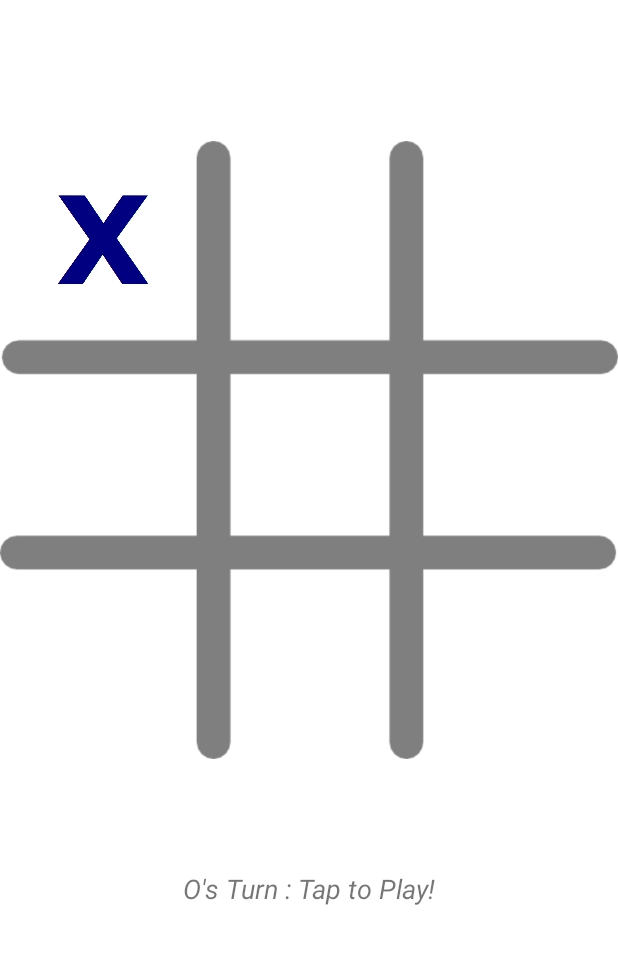
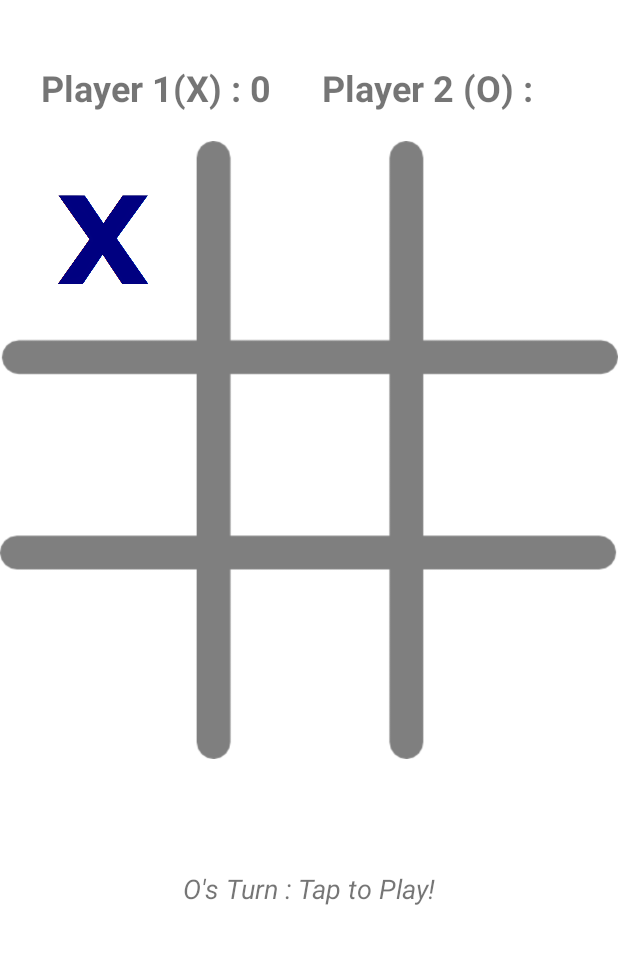
Before and after one commit to aryan-sri/Tic-Tac-Toe, an Android app: the screen it shows after launch (MainActivity), after a tap on an icon or button, on a phone screen of 412 x 824 dp, the part 202-1166 px from its top. Run offline under Robolectric (Android 15) with nearby library versions, the phone set to English and light mode, and no system bars; Roboto replaces fonts that are not available here.

Commit message:
Added working score indicator for both players.

```diff
--- a/app/src/main/java/com/example/tic_tac_toe/MainActivity.java
+++ b/app/src/main/java/com/example/tic_tac_toe/MainActivity.java
@@ -10,8 +10,8 @@ import android.widget.Toast;
 
 public class MainActivity extends AppCompatActivity {
 
-//    int x=0;
-//    int o = 0;
+    private int x=0;
+    private int o = 0;
     TextView player1;
     TextView player2;
     Boolean gameActive = true;
@@ -40,6 +40,7 @@ public class MainActivity extends AppCompatActivity {
                status = findViewById(R.id.status);
                 status.setText("O's Turn : Tap to Play!");
 
+
             }
             else
             {
@@ -53,8 +54,7 @@ public class MainActivity extends AppCompatActivity {
 
         for(int[] winPosition: winPositions)
         {
-//            player1 = findViewById(R.id.player1);
-//            player2 = findViewById(R.id.player2);
+
 
             if(gameState[winPosition[0]] == gameState[winPosition[1]] &&
                     gameState[winPosition[1]] == gameState[winPosition[2]] &&
@@ -64,14 +64,14 @@ public class MainActivity extends AppCompatActivity {
                 gameActive = false;
                 if(gameState[winPosition[0]] == 0){
                     winnerStr = "X has won";
-//                    x++;
-//                    player1.setText(x);
+                    x++;
+
 
                 }
                 else{
                     winnerStr = "O has won";
-//                    o++;
-//                    player2.setText(o);
+                    o++;
+
                 }
                 Toast.makeText(this, winnerStr, Toast.LENGTH_SHORT).show();
                 status.setText(winnerStr);
@@ -85,6 +85,8 @@ public class MainActivity extends AppCompatActivity {
 
     private void gameReset(View view) {
         gameActive = true;
+        player1 = findViewById(R.id.player1);
+        player2 = findViewById(R.id.player2);
         activePlayer = 0;
         for(int i=0; i<gameState.length; i++){
             gameState[i] = 2;
@@ -101,6 +103,11 @@ public class MainActivity extends AppCompatActivity {
 
         status = findViewById(R.id.status);
         status.setText("X's Turn - Tap to play");
+        String s = "" + x;
+        String s2 = "" + o;
+        player1.setText("Player X : "+s);
+        player2.setText("Player O : "+o);
+
     }
 
     @Override
--- a/app/src/main/res/layout/activity_main.xml
+++ b/app/src/main/res/layout/activity_main.xml
@@ -159,30 +159,32 @@
         app:layout_constraintStart_toStartOf="parent"
         app:layout_constraintTop_toBottomOf="@+id/linearLayout" />
 
-<!--    <TextView-->
-<!--        android:id="@+id/player1"-->
-<!--        android:layout_width="137dp"-->
-<!--        android:layout_height="32dp"-->
-<!--        android:text="Player 1(X) : 0"-->
-<!--        android:textStyle="bold"-->
-<!--        app:layout_constraintBottom_toBottomOf="@+id/player2"-->
-<!--        app:layout_constraintEnd_toStartOf="@+id/player2"-->
-<!--        app:layout_constraintHorizontal_bias="0.195"-->
-<!--        app:layout_constraintStart_toStartOf="parent"-->
-<!--        app:layout_constraintTop_toBottomOf="@+id/textView"-->
-<!--        app:layout_constraintVertical_bias="1.0" />-->
+    <TextView
+        android:id="@+id/player1"
+        android:layout_width="178dp"
+        android:layout_height="34dp"
+        android:text="Player 1(X) : 0"
+        android:textSize="24sp"
+        android:textStyle="bold"
+        app:layout_constraintBottom_toBottomOf="@+id/player2"
+        app:layout_constraintEnd_toStartOf="@+id/player2"
+        app:layout_constraintHorizontal_bias="0.75"
+        app:layout_constraintStart_toStartOf="parent"
+        app:layout_constraintTop_toBottomOf="@+id/textView"
+        app:layout_constraintVertical_bias="0.954" />
 
-<!--    <TextView-->
-<!--        android:id="@+id/player2"-->
-<!--        android:layout_width="122dp"-->
-<!--        android:layout_height="28dp"-->
-<!--        android:layout_marginTop="42dp"-->
-<!--        android:layout_marginEnd="44dp"-->
-<!--        android:text="Player 2 (O) : 0"-->
-<!--        android:textStyle="bold"-->
-<!--        app:layout_constraintBottom_toTopOf="@+id/linearLayout"-->
-<!--        app:layout_constraintEnd_toEndOf="parent"-->
-<!--        app:layout_constraintTop_toTopOf="@+id/imageView"-->
-<!--        app:layout_constraintVertical_bias="0.0" />-->
+    <TextView
+        android:id="@+id/player2"
+        android:layout_width="153dp"
+        android:layout_height="36dp"
+        android:layout_marginTop="42dp"
+        android:layout_marginEnd="44dp"
+        android:text="Player 2 (O) : 0"
+        android:textSize="24sp"
+        android:textStyle="bold"
+        app:layout_constraintBottom_toTopOf="@+id/linearLayout"
+        app:layout_constraintEnd_toEndOf="parent"
+        app:layout_constraintTop_toTopOf="@+id/imageView"
+        app:layout_constraintVertical_bias="0.0" />
 
 </androidx.constraintlayout.widget.ConstraintLayout>
```
